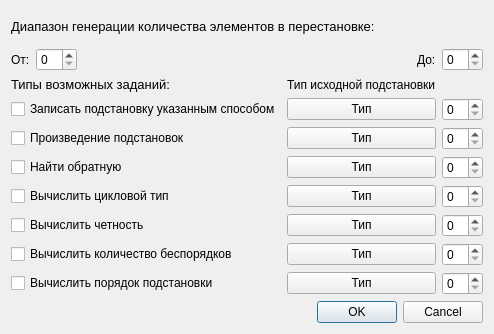
First picture: the form in dialogtranspositiongroup.ui, repository TeddyReady/MathTasksRenderer, before the edit.
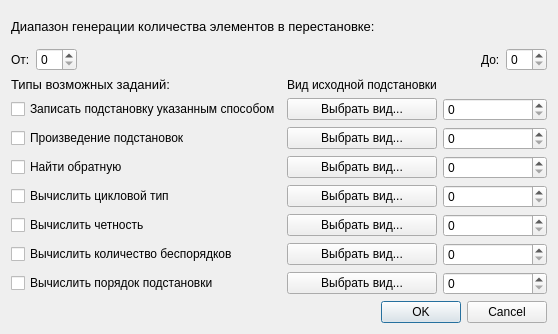
Second picture: the form after the edit.

```diff
--- a/dialogtranspositiongroup.ui
+++ b/dialogtranspositiongroup.ui
@@ -6,7 +6,7 @@
    <rect>
     <x>0</x>
     <y>0</y>
-    <width>494</width>
+    <width>558</width>
     <height>334</height>
    </rect>
   </property>
@@ -79,7 +79,7 @@
      <item row="1" column="1">
       <widget class="QPushButton" name="typeWrite">
        <property name="text">
-        <string>Тип</string>
+        <string>Выбрать вид...</string>
        </property>
       </widget>
      </item>
@@ -110,14 +110,14 @@
      <item row="2" column="1">
       <widget class="QPushButton" name="typeMultiply">
        <property name="text">
-        <string>Тип</string>
+        <string>Выбрать вид...</string>
        </property>
       </widget>
      </item>
      <item row="3" column="1">
       <widget class="QPushButton" name="typeInverse">
        <property name="text">
-        <string>Тип</string>
+        <string>Выбрать вид...</string>
        </property>
       </widget>
      </item>
@@ -163,28 +163,28 @@
      <item row="4" column="1">
       <widget class="QPushButton" name="typeCycle">
        <property name="text">
-        <string>Тип</string>
+        <string>Выбрать вид...</string>
        </property>
       </widget>
      </item>
      <item row="5" column="1">
       <widget class="QPushButton" name="typeMod2">
        <property name="text">
-        <string>Тип</string>
+        <string>Выбрать вид...</string>
        </property>
       </widget>
      </item>
      <item row="6" column="1">
       <widget class="QPushButton" name="typeCount">
        <property name="text">
-        <string>Тип</string>
+        <string>Выбрать вид...</string>
        </property>
       </widget>
      </item>
      <item row="7" column="1">
       <widget class="QPushButton" name="typeOrder">
        <property name="text">
-        <string>Тип</string>
+        <string>Выбрать вид...</string>
        </property>
       </widget>
      </item>
@@ -203,7 +203,7 @@
      <item row="0" column="1">
       <widget class="QLabel" name="label_2">
        <property name="text">
-        <string>Тип исходной подстановки</string>
+        <string>Вид исходной подстановки</string>
        </property>
       </widget>
      </item>
```
